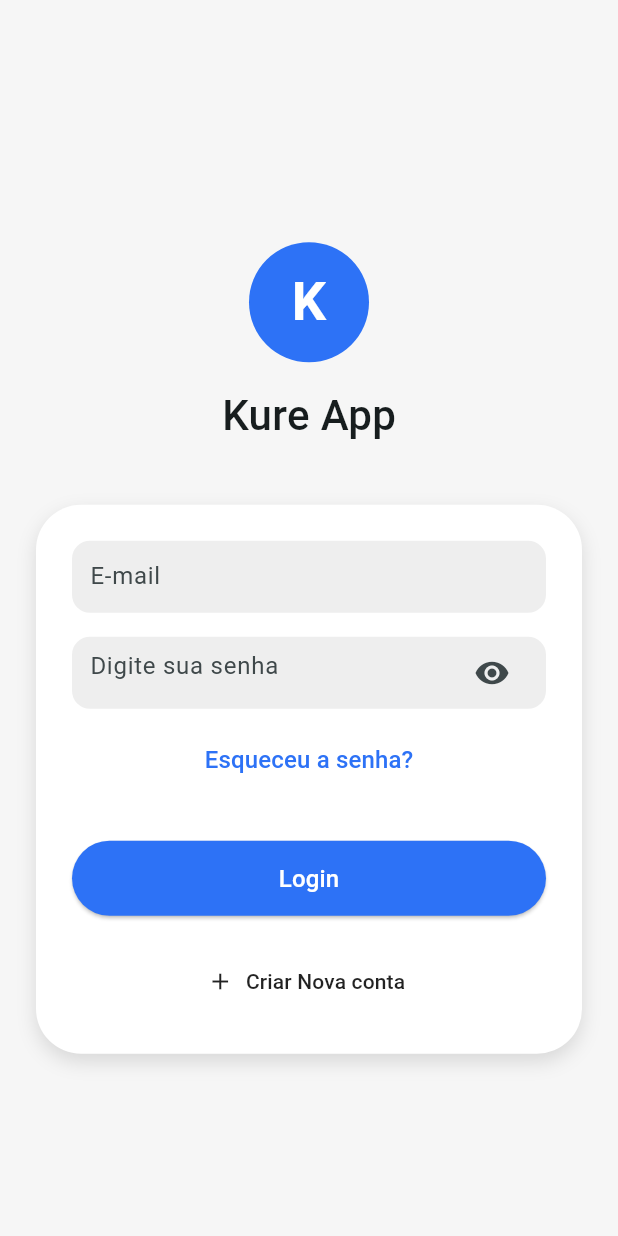
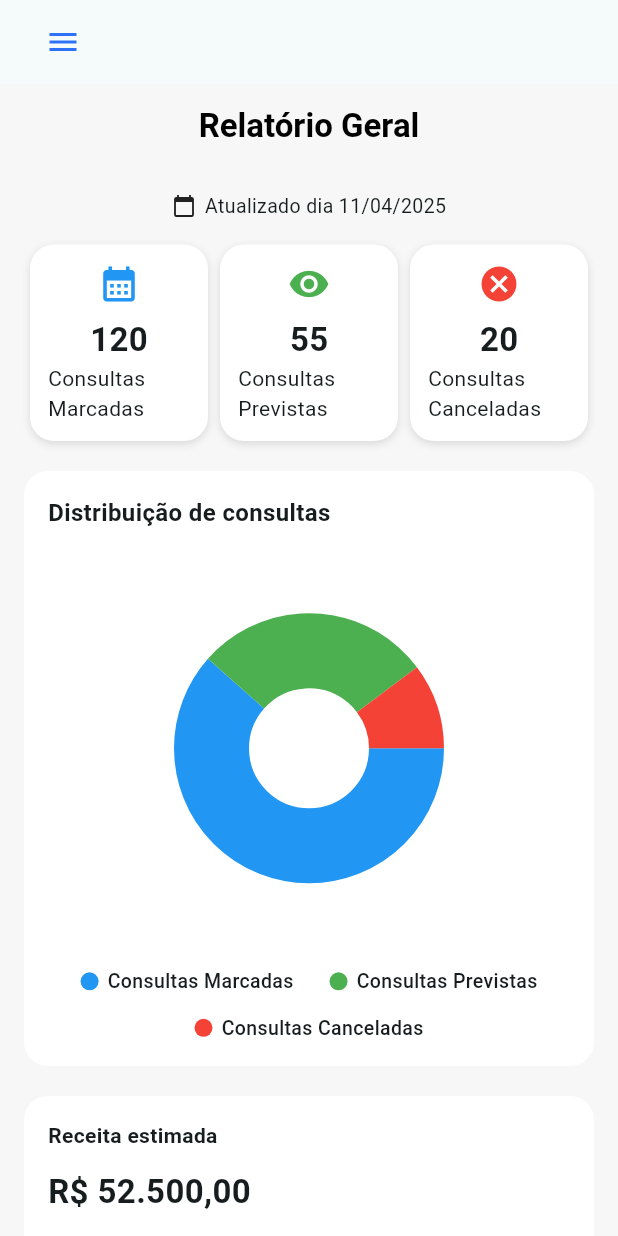
Before and after one commit to jairocket/kure-app, a Flutter app: the screen it shows after launch, on a phone screen of 412 x 824 dp. Run offline on Flutter 3.47's test engine with Material 3 defaults, Android fonts, the phone set to English and light mode, and no system bars; drawn by our look-alikes of fl_chart; our stand-ins replace custom_radio_grouped_button, mask_text_input_formatter, sqflite, sqflite_common_ffi, universal_io; missing offline and left inert: currency_textfield; accounts and stored records are empty.

Commit message:
TELA DE RELÁTORIO
DESCRIÇÃO

```diff
--- /dev/null
+++ b/lib/components/chart_pie_widget.dart
@@ -0,0 +1,95 @@
+import 'package:fl_chart/fl_chart.dart';
+import 'package:flutter/material.dart';
+
+class ChartPieWidget extends StatelessWidget {
+  final int marcadas;
+  final int previstas;
+  final int canceladas;
+
+  const ChartPieWidget({
+    super.key,
+    required this.marcadas,
+    required this.previstas,
+    required this.canceladas,
+  });
+
+  @override
+  Widget build(BuildContext context) {
+    return Container(
+      padding: const EdgeInsets.all(16),
+      decoration: BoxDecoration(
+        color: Colors.white,
+        borderRadius: BorderRadius.circular(16),
+      ),
+      child: Column(
+        crossAxisAlignment: CrossAxisAlignment.start,
+        children: [
+          const Text(
+            "Distribuição de consultas",
+            style: TextStyle(
+              fontWeight: FontWeight.bold,
+              fontSize: 16,
+            ),
+          ),
+          const SizedBox(height: 12),
+          AspectRatio(
+            aspectRatio: 1.3,
+            child: PieChart(
+              PieChartData(
+                sections: [
+                  PieChartSectionData(
+                    color: Colors.blue,
+                    value: marcadas.toDouble(),
+                    title: '',
+                    radius: 50,
+                  ),
+                  PieChartSectionData(
+                    color: Colors.green,
+                    value: previstas.toDouble(),
+                    title: '',
+                    radius: 50,
+                  ),
+                  PieChartSectionData(
+                    color: Colors.red,
+                    value: canceladas.toDouble(),
+                    title: '',
+                    radius: 50,
+                  ),
+                ],
+                sectionsSpace: 0,
+                centerSpaceRadius: 40,
+              ),
+            ),
+          ),
+          const SizedBox(height: 12),
+          Center(
+            child: Wrap(
+              alignment: WrapAlignment.center,
+              spacing: 24,
+              runSpacing: 12,
+              children: [
+                _buildLegend("Consultas Marcadas", Colors.blue),
+                _buildLegend("Consultas Previstas", Colors.green),
+                _buildLegend("Consultas Canceladas", Colors.red),
+              ],
+            ),
+          ),
+        ],
+      ),
+    );
+  }
+
+  Widget _buildLegend(String label, Color color) {
+    return Row(
+      mainAxisSize: MainAxisSize.min,
+      children: [
+        CircleAvatar(backgroundColor: color, radius: 6),
+        const SizedBox(width: 6),
+        Text(
+          label,
+          style: const TextStyle(fontSize: 13, fontWeight: FontWeight.w500),
+        ),
+      ],
+    );
+  }
+}
--- /dev/null
+++ b/lib/components/dashboard_card.dart
@@ -0,0 +1,49 @@
+import 'package:flutter/material.dart';
+
+class DashboardCard extends StatelessWidget {
+  final int value;
+  final String label;
+  final IconData icon;
+  final Color color;
+
+  const DashboardCard({
+    super.key,
+    required this.value,
+    required this.label,
+    required this.icon,
+    required this.color,
+  });
+
+  @override
+  Widget build(BuildContext context) {
+    return Expanded(
+      child: Container(
+        padding: EdgeInsets.all(12),
+        margin: EdgeInsets.symmetric(horizontal: 4),
+        decoration: BoxDecoration(
+          color: Colors.white,
+          borderRadius: BorderRadius.circular(16),
+          boxShadow: [
+            BoxShadow(
+              color: Colors.black12,
+              blurRadius: 4,
+              offset: Offset(0, 2),
+            )
+          ],
+        ),
+        child: Column(
+          mainAxisSize: MainAxisSize.min,
+          children: [
+            Icon(icon, color: color, size: 28),
+            SizedBox(height: 8),
+            Text(
+              '$value',
+              style: TextStyle(fontSize: 22, fontWeight: FontWeight.bold),
+            ),
+            Text(label, style: TextStyle(fontSize: 14)),
+          ],
+        ),
+      ),
+    );
+  }
+}
--- /dev/null
+++ b/lib/components/revenue_info.dart
@@ -0,0 +1,70 @@
+import 'package:fl_chart/fl_chart.dart';
+import 'package:flutter/material.dart';
+import 'package:intl/intl.dart';
+
+class RevenueInfo extends StatelessWidget {
+  final int totalConsultas;
+
+  const RevenueInfo({super.key, required this.totalConsultas});
+
+  @override
+  Widget build(BuildContext context) {
+    final double receita = totalConsultas * 300.0;
+    final formatador = NumberFormat.simpleCurrency(locale: 'pt_BR');
+
+    return Container(
+      padding: EdgeInsets.all(16),
+      decoration: BoxDecoration(
+        color: Colors.white,
+        borderRadius: BorderRadius.circular(16),
+      ),
+      child: Column(
+        crossAxisAlignment: CrossAxisAlignment.start,
+        children: [
+          Text("Receita estimada", style: TextStyle(fontWeight: FontWeight.bold)),
+          SizedBox(height: 12),
+          Text(
+            formatador.format(receita),
+            style: TextStyle(fontSize: 22, fontWeight: FontWeight.w600),
+          ),
+          SizedBox(height: 16),
+          AspectRatio(
+            aspectRatio: 1.5,
+            child: BarChart(
+              BarChartData(
+                borderData: FlBorderData(show: false),
+                titlesData: FlTitlesData(
+                  leftTitles: AxisTitles(sideTitles: SideTitles(showTitles: true)),
+                  bottomTitles: AxisTitles(
+                    sideTitles: SideTitles(
+                      showTitles: true,
+                      getTitlesWidget: (value, _) {
+                        switch (value.toInt()) {
+                          case 0: return Text('Marcadas');
+                          case 1: return Text('Previstas');
+                          default: return Text('');
+                        }
+                      },
+                      reservedSize: 30,
+                    ),
+                  ),
+                ),
+                barGroups: [
+                  BarChartGroupData(
+                    x: 0,
+                    barRods: [BarChartRodData(toY: 120 * 300.0 / 1000, color: Colors.blue)],
+                  ),
+                  BarChartGroupData(
+                    x: 1,
+                    barRods: [BarChartRodData(toY: 55 * 300.0 / 1000, color: Colors.green)],
+                  ),
+                ],
+                gridData: FlGridData(show: true),
+              ),
+            ),
+          )
+        ],
+      ),
+    );
+  }
+}
--- a/lib/main.dart
+++ b/lib/main.dart
@@ -125,7 +125,7 @@ class _MyHomePageState extends State<MyHomePage> {
   var patientFormPage = PatientForm();
   var appointmentFormPage = NewAppointmentsPage();
   var doctorForm = DoctorForm();
-  var reportScreen = ReportScreen();
+  var reportScreen = RelatorioScreen();
   var appointments = AppointmentsPage();
 
   @override
@@ -133,13 +133,13 @@ class _MyHomePageState extends State<MyHomePage> {
     var appState = context.watch<MyAppState>();
     var selectedPage = appState.selectedPage;
 
-   // appState.loggedUser = LoggedDoctor(1, "jai", "12345");
+  appState.loggedUser = LoggedDoctor(1, "jai", "12345");
 
     Widget page;
 
     switch (selectedPage) {
       case SelectedPage.home:
-        page = appState.loggedUser != null ? ReportScreen()  : LoginForm() ;
+        page = appState.loggedUser != null ? RelatorioScreen()  : LoginForm() ;
       case SelectedPage.appointments:
         page = appointments;
       case SelectedPage.newAppointment:
--- a/lib/screens/report_screen.dart
+++ b/lib/screens/report_screen.dart
@@ -1,45 +1,83 @@
 import 'package:flutter/material.dart';
-import 'package:provider/provider.dart';
+import '../components/chart_pie_widget.dart';
+import '../components/dashboard_card.dart';
+import '../components/revenue_info.dart';
 
-import '../main.dart';
-
-class ReportScreen extends StatefulWidget {
-  const ReportScreen({super.key});
+class RelatorioScreen extends StatelessWidget {
+  const RelatorioScreen({super.key});
 
   @override
-  State<ReportScreen> createState() => _ReportScreenState();
-}
-
-class _ReportScreenState extends State<ReportScreen> {
-  @override
   Widget build(BuildContext context) {
-    var appState = context.watch<MyAppState>();
+    const int marcadas = 120;
+    const int previstas = 55;
+    const int canceladas = 20;
 
     return Scaffold(
-      backgroundColor: const Color(0xFFF3F3F1),
-      body: Row(
-        children: [
-          Expanded(
-            child: Column(
-              children: [
-                Text("Seja bem vindo, ${appState.loggedUser!.name}!"),
-                Container(
-                  padding:
-                      const EdgeInsets.symmetric(horizontal: 24, vertical: 24),
-                  alignment: Alignment.centerLeft,
-                  child: const Text(
-                    'Relatório',
+      backgroundColor: Color(0xFFF7F7F7),
+      appBar: AppBar(
+        backgroundColor: Colors.transparent,
+        elevation: 0,
+        centerTitle: true,
+        title: const Text(
+          'Relatório Geral',
           style: TextStyle(
-                      fontSize: 28,
+            fontSize: 22,
             fontWeight: FontWeight.bold,
-                      color: Colors.black87,
+            color: Colors.black,
           ),
         ),
+        iconTheme: const IconThemeData(color: Colors.black),
+      ),
+      body: SafeArea(
+        child: SingleChildScrollView(
+          padding: const EdgeInsets.all(16),
+          child: Column(
+            crossAxisAlignment: CrossAxisAlignment.stretch,
+            children: [
+              Row(
+                mainAxisAlignment: MainAxisAlignment.center,
+                children: const [
+                  Icon(Icons.calendar_today, size: 16),
+                  SizedBox(width: 6),
+                  Text("Atualizado dia 11/04/2025", style: TextStyle(fontSize: 13)),
+                ],
+              ),
+              const SizedBox(height: 16),
+              Row(
+                children: const [
+                  DashboardCard(
+                    value: marcadas,
+                    label: "Consultas Marcadas",
+                    icon: Icons.calendar_month,
+                    color: Colors.blue,
+                  ),
+                  DashboardCard(
+                    value: previstas,
+                    label: "Consultas Previstas",
+                    icon: Icons.remove_red_eye,
+                    color: Colors.green,
+                  ),
+                  DashboardCard(
+                    value: canceladas,
+                    label: "Consultas Canceladas",
+                    icon: Icons.cancel,
+                    color: Colors.red,
+                  ),
+                ],
+              ),
+              const SizedBox(height: 20),
+              const ChartPieWidget(
+                marcadas: marcadas,
+                previstas: previstas,
+                canceladas: canceladas,
+              ),
+              const SizedBox(height: 20),
+              const RevenueInfo(
+                totalConsultas: marcadas + previstas,
               ),
             ],
           ),
         ),
-        ],
       ),
     );
   }
--- a/pubspec.yaml
+++ b/pubspec.yaml
@@ -13,7 +13,7 @@ dependencies:
   material_color_utilities: ^0.11.1
   provider: ^6.1.5
   vm_service: ^15.0.0
-  intl: ^0.20.2
+  intl: ^0.18.1
   mask_text_input_formatter: ^2.9.0
   custom_radio_grouped_button: ^2.2.1
   sqflite: ^2.4.2
@@ -22,6 +22,7 @@ dependencies:
   universal_io: ^2.2.2
   http: ^1.4.0
   currency_textfield: ^4.14.1
+  fl_chart: ^0.65.0
 
 ## dev_dependencies:
 ##  flutter_test:
```
Also changed, not shown: pubspec.lock. Lines whose indentation alone changed are shown as unchanged.
